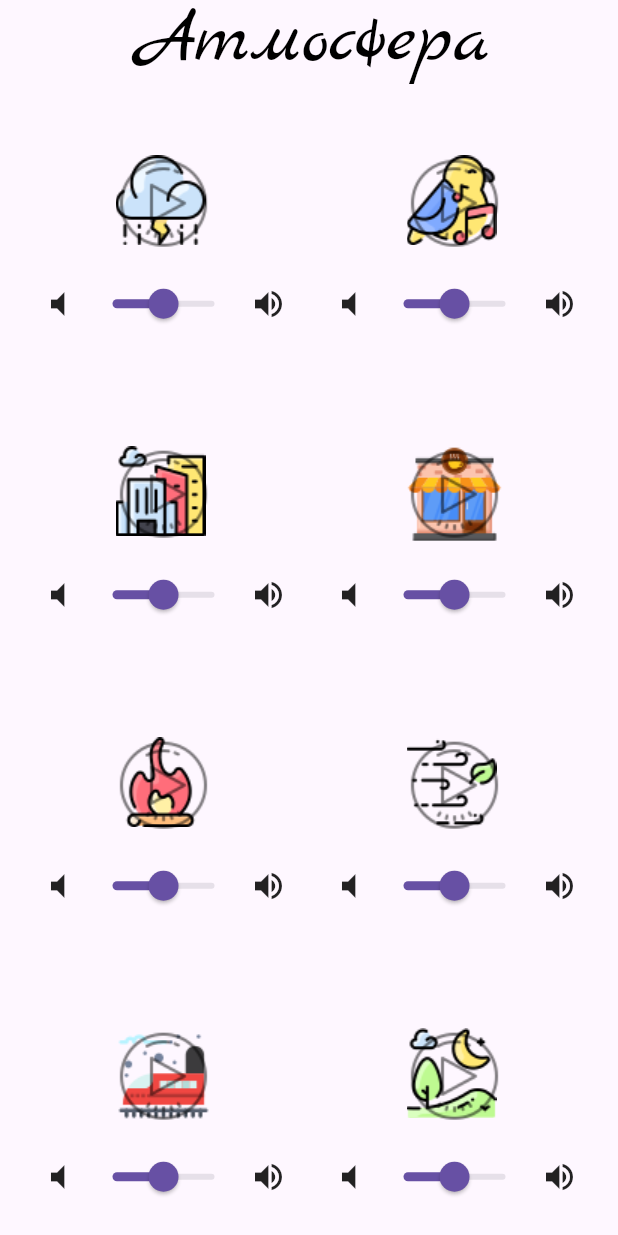
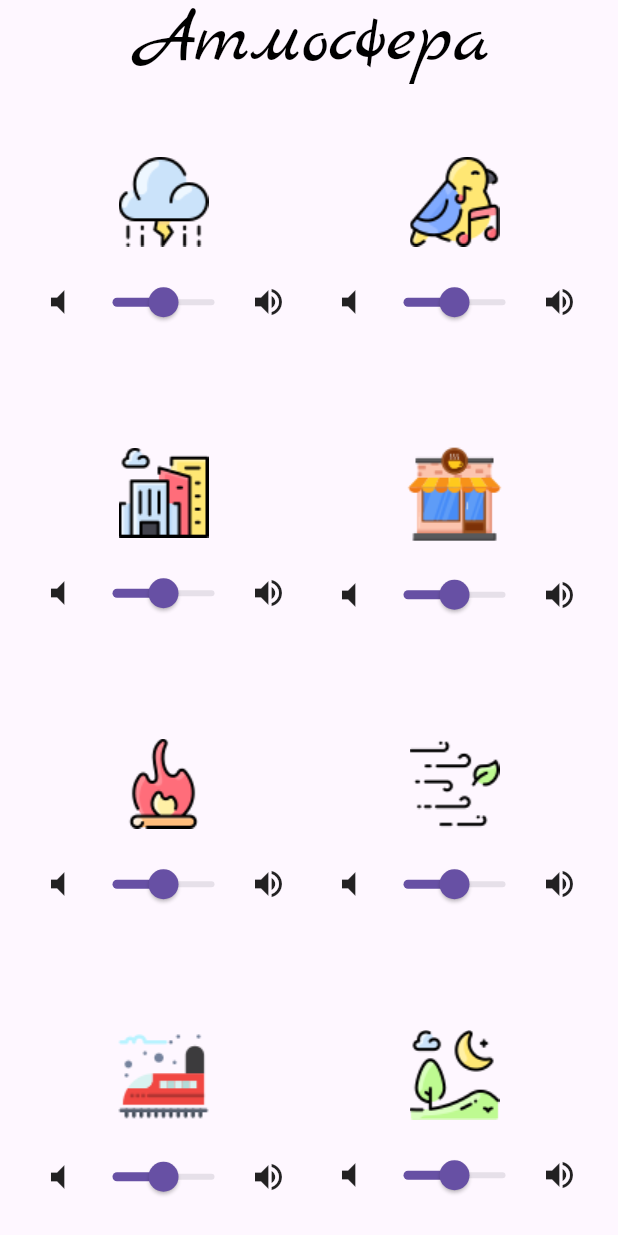
Before and after one commit to leksidev/atmosphere_app, a Flutter app: the screen it shows after launch, on a phone screen of 412 x 824 dp. Run offline on Flutter 3.47's test engine with Material 2 defaults, Android fonts, the phone set to English and light mode, and no system bars; our stand-ins replace audioplayers, weather_icons.

Commit message:
fix: change inage animation on main screen

```diff
--- a/lib/screens/sounds_screen.dart
+++ b/lib/screens/sounds_screen.dart
@@ -40,23 +40,20 @@ class SoundsScreen extends StatelessWidget {
                         ? Colors.blueAccent
                         : Colors.grey,
                   ),
-                  image: soundModel.isSoundPlayNow(soundName)
-                      ? Stack(
+                  image: AnimatedCrossFade(
+                    firstChild: Stack(
                       children: [
                         soundModel.soundsList[soundName]!.image,
                         Image.asset('assets/img/icons8-pause.png',
                             color: const Color.fromRGBO(255, 255, 255, 0.5),
                             colorBlendMode: BlendMode.modulate)
                       ],
-                        )
-                      : Stack(
-                          fit: StackFit.loose,
-                          children: [
-                            soundModel.soundsList[soundName]!.image,
-                            Image.asset('assets/img/icons8-play1.png',
-                                color: const Color.fromRGBO(255, 255, 255, 0.5),
-                                colorBlendMode: BlendMode.modulate)
-                          ],
+                    ),
+                    secondChild: soundModel.soundsList[soundName]!.image,
+                    crossFadeState: soundModel.isSoundPlayNow(soundName)
+                        ? CrossFadeState.showFirst
+                        : CrossFadeState.showSecond,
+                    duration: const Duration(microseconds: 2000),
                   ),
                   volumeValue: soundModel.currentSoundVolume(soundName),
                   volumeOnChanged: (double value) {
```
Also changed, not shown: pubspec.lock. Lines whose indentation alone changed are shown as unchanged.
